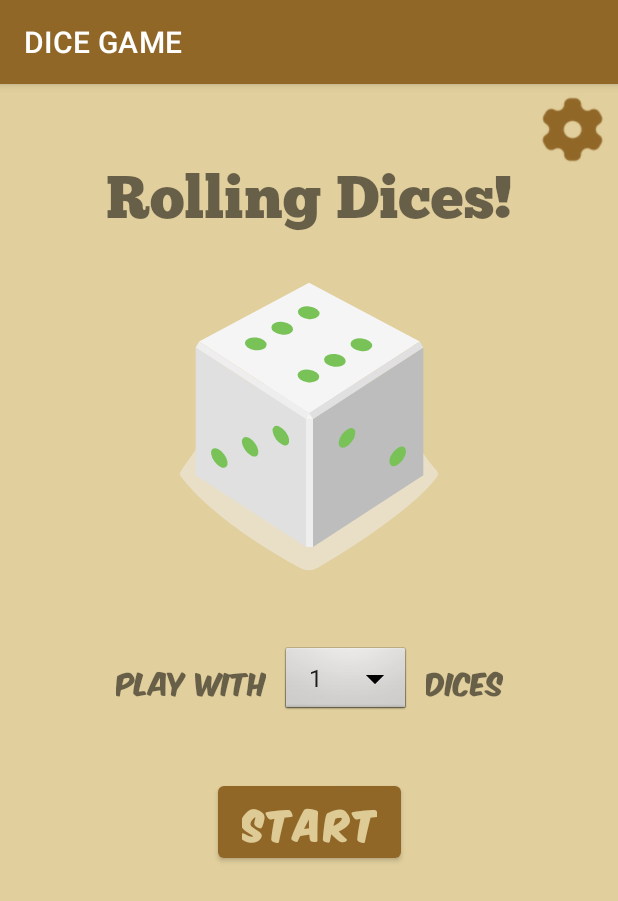
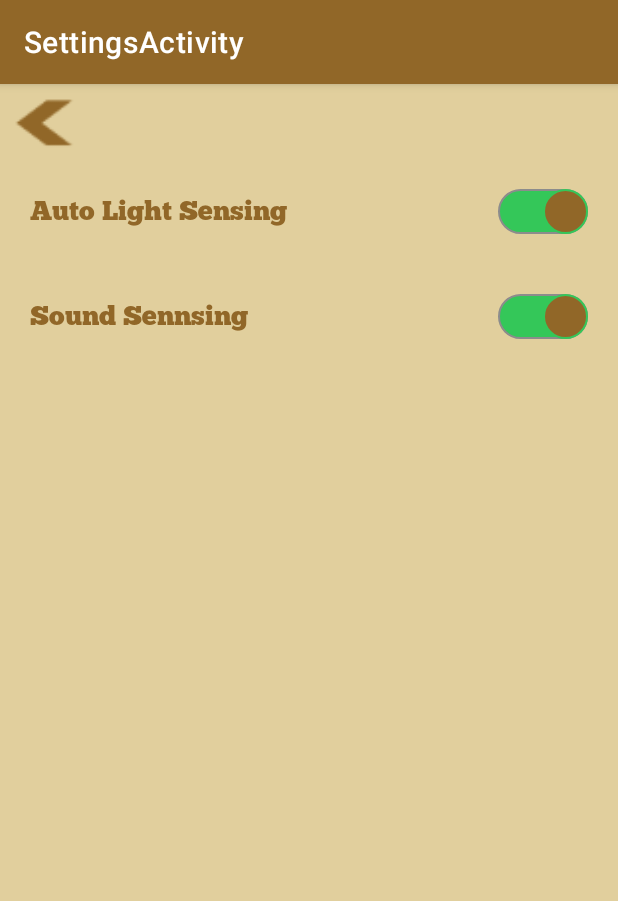
Before and after one commit to COMP90018-team/DiceLogin, an Android app: the screen it shows after launch (MainActivity before the commit, SettingsActivity after it), after a tap on an icon or button, on a phone screen of 412 x 824 dp. Shown: the top 901 px of the screen. Run offline under Robolectric (Android 15) with nearby library versions, the phone set to English and light mode, and no system bars; our stand-ins replace androidx.preference.

Commit message:
Adding the setting page

```diff
--- a/app/build.gradle
+++ b/app/build.gradle
@@ -46,6 +46,7 @@ dependencies {
     implementation 'androidx.lifecycle:lifecycle-viewmodel-ktx:2.5.1'
     implementation 'androidx.navigation:navigation-fragment:2.5.2'
     implementation 'androidx.navigation:navigation-ui:2.5.2'
+    implementation 'androidx.preference:preference:1.1.1'
     testImplementation 'junit:junit:4.13.2'
     androidTestImplementation 'androidx.test.ext:junit:1.1.3'
     androidTestImplementation 'androidx.test.espresso:espresso-core:3.4.0'
--- a/app/src/main/AndroidManifest.xml
+++ b/app/src/main/AndroidManifest.xml
@@ -14,6 +14,10 @@
         android:theme="@style/Theme.MyApplication"
         tools:targetApi="31">
         <activity
+            android:name=".SettingsActivity"
+            android:exported="false"
+            android:label="@string/title_activity_settings" />
+        <activity
             android:name=".DiceGameActivity"
             android:exported="false" />
         <activity
--- a/app/src/main/java/com/example/myapplication/MainActivity.java
+++ b/app/src/main/java/com/example/myapplication/MainActivity.java
@@ -69,6 +69,8 @@ public class MainActivity extends AppCompatActivity implements View.OnClickListe
             case R.id.setting_btn:
                 // do your code
                 System.out.println("setting Clicked!");
+                Intent intent2 = new Intent(MainActivity.this,SettingsActivity.class);
+                startActivity(intent2);
                 break;
             default:
                 break;
--- /dev/null
+++ b/app/src/main/java/com/example/myapplication/SettingsActivity.java
@@ -0,0 +1,73 @@
+package com.example.myapplication;
+
+import android.os.Bundle;
+import android.view.View;
+import android.widget.Button;
+import android.widget.CompoundButton;
+import android.widget.Switch;
+
+import androidx.appcompat.app.ActionBar;
+import androidx.appcompat.app.AppCompatActivity;
+import androidx.appcompat.widget.SwitchCompat;
+import androidx.preference.PreferenceFragmentCompat;
+
+public class SettingsActivity extends AppCompatActivity {
+
+    @Override
+    protected void onCreate(Bundle savedInstanceState) {
+        super.onCreate(savedInstanceState);
+        setContentView(R.layout.settings_activity);
+//        if (savedInstanceState == null) {
+//            getSupportFragmentManager()
+//                    .beginTransaction()
+//                    .replace(R.id.settings, new SettingsFragment())
+//                    .commit();
+//        }
+//        ActionBar actionBar = getSupportActionBar();
+//        if (actionBar != null) {
+//            actionBar.setDisplayHomeAsUpEnabled(true);
+//        }
+
+        //光感开关检查
+        Switch lightS = findViewById(R.id.autoLightS);
+        lightS.setOnCheckedChangeListener(new CompoundButton.OnCheckedChangeListener() {
+            @Override
+            public void onCheckedChanged(CompoundButton buttonView, boolean isChecked) {
+                if(isChecked){
+                    System.out.println("AutoLight sensing is on!");
+                }
+                else{
+                    System.out.println("AutoLight sensing is off");
+                }
+            }
+        });
+
+        //声感开关检查
+        Switch soundS = findViewById(R.id.soundS);
+        soundS.setOnCheckedChangeListener(new CompoundButton.OnCheckedChangeListener() {
+            @Override
+            public void onCheckedChanged(CompoundButton buttonView, boolean isChecked) {
+                if(isChecked){
+                    System.out.println("Sound sensing is on!");
+                }
+                else{
+                    System.out.println("Sound sensing is off");
+                }
+            }
+        });
+
+
+        // 返回按钮
+        Button btnBack = findViewById(R.id.btn_back);
+        btnBack.setOnClickListener(v ->
+                finish()
+        );
+    }
+
+    public static class SettingsFragment extends PreferenceFragmentCompat {
+        @Override
+        public void onCreatePreferences(Bundle savedInstanceState, String rootKey) {
+            setPreferencesFromResource(R.xml.root_preferences, rootKey);
+        }
+    }
+}
--- /dev/null
+++ b/app/src/main/res/drawable/thumb.xml
@@ -0,0 +1,25 @@
+<?xml version="1.0" encoding="utf-8"?>
+<selector xmlns:android="http://schemas.android.com/apk/res/android">
+
+    <item android:state_checked="true">
+        <shape android:shape="oval">
+            <solid android:color="@color/cream_300"/>
+            <stroke android:width="1dp"
+                android:color="#34c759"/>
+            <size android:width="30dp"
+                android:height="30dp"/>
+        </shape>
+    </item>
+
+    <item android:state_checked="false">
+        <shape android:shape="oval">
+            <solid android:color="@color/cream_300"/>
+            <stroke android:width="1dp"
+                android:color="#8c8c8c"/>
+            <size android:width="30dp"
+                android:height="30dp"/>
+        </shape>
+    </item>
+
+
+</selector>
--- /dev/null
+++ b/app/src/main/res/drawable/track.xml
@@ -0,0 +1,24 @@
+<?xml version="1.0" encoding="utf-8"?>
+<selector xmlns:android="http://schemas.android.com/apk/res/android">
+
+    <item android:state_checked="true">
+        <shape android:shape="rectangle">
+            <solid android:color="#34c759"/>
+            <corners android:radius="100dp"/>
+            <stroke android:width="1dp"
+                android:color="#8c8c8c"/>
+            <size android:height="20dp"/>
+        </shape>
+    </item>
+
+    <item android:state_checked="false">
+        <shape android:shape="rectangle">
+            <solid android:color="@color/white"/>
+            <corners android:radius="100dp"/>
+            <stroke android:width="1dp"
+                android:color="#8c8c8c"/>
+            <size android:height="20dp"/>
+        </shape>
+    </item>
+
+</selector>
--- /dev/null
+++ b/app/src/main/res/layout/settings_activity.xml
@@ -0,0 +1,65 @@
+<?xml version="1.0" encoding="utf-8"?>
+<androidx.constraintlayout.widget.ConstraintLayout xmlns:android="http://schemas.android.com/apk/res/android"
+    xmlns:app="http://schemas.android.com/apk/res-auto"
+    xmlns:tools="http://schemas.android.com/tools"
+    android:layout_width="match_parent"
+    android:layout_height="match_parent"
+    android:layout_gravity="center_vertical"
+    android:background="@color/cream_000"
+    tools:context=".SettingsActivity">
+
+    <!-- 返回按钮 -->
+    <Button
+        android:id="@+id/btn_back"
+        android:layout_width="50dp"
+        android:layout_height="50dp"
+        android:background="@mipmap/ic_back"
+        app:layout_constraintStart_toStartOf="parent"
+        app:layout_constraintTop_toTopOf="parent"/>
+
+    <!-- 开关列表 -->
+    <LinearLayout
+        android:layout_width="match_parent"
+        android:layout_height="wrap_content"
+        android:orientation="vertical"
+        app:layout_constraintTop_toBottomOf="@id/btn_back">
+
+        <!--        光感开关         -->
+        <Switch
+            android:id="@+id/autoLightS"
+            android:layout_width="match_parent"
+            android:layout_height="match_parent"
+            android:layout_alignParentBottom="true"
+            android:text="Auto Light Sensing"
+            android:fontFamily="@font/chunkfiveregular"
+            android:textColor="@color/cream_300"
+            android:textSize="18sp"
+            android:layout_marginHorizontal="20dp"
+            android:thumb="@drawable/thumb"
+            android:track="@drawable/track"
+            android:checked="true"
+            android:layout_marginVertical="20dp" />
+
+        <Switch
+            android:id="@+id/soundS"
+            android:layout_width="match_parent"
+            android:layout_height="match_parent"
+            android:layout_alignParentBottom="true"
+            android:text="Sound Sennsing"
+            android:fontFamily="@font/chunkfiveregular"
+            android:textColor="@color/cream_300"
+            android:textSize="18sp"
+            android:layout_marginHorizontal="20dp"
+            android:thumb="@drawable/thumb"
+            android:track="@drawable/track"
+            android:checked="true"
+            android:layout_marginVertical="20dp" />
+
+
+
+    </LinearLayout>
+
+
+
+
+</androidx.constraintlayout.widget.ConstraintLayout>
--- /dev/null
+++ b/app/src/main/res/values/arrays.xml
@@ -0,0 +1,12 @@
+<resources>
+    <!-- Reply Preference -->
+    <string-array name="reply_entries">
+        <item>Reply</item>
+        <item>Reply to all</item>
+    </string-array>
+
+    <string-array name="reply_values">
+        <item>reply</item>
+        <item>reply_all</item>
+    </string-array>
+</resources>
--- a/app/src/main/res/values/colors.xml
+++ b/app/src/main/res/values/colors.xml
@@ -12,4 +12,5 @@
     <color name="cream_200">#C6916728</color>
     <color name="cream_300">#FF916728</color>
     <color name="d">#B40000</color>
+    <color name="s">#E08D5D</color>
 </resources>
--- a/app/src/main/res/values/strings.xml
+++ b/app/src/main/res/values/strings.xml
@@ -11,4 +11,20 @@
     <string name="shake_button">SHAKE</string>
     <string name="cover_button">COVER</string>
     <string name="num_dices_text_1">Playing with </string>
+    <string name="title_activity_settings">SettingsActivity</string>
+
+    <!-- Preference Titles -->
+    <string name="messages_header">Messages</string>
+    <string name="sync_header">Sync</string>
+
+    <!-- Messages Preferences -->
+    <string name="signature_title">Your signature</string>
+    <string name="reply_title">Default reply action</string>
+
+    <!-- Sync Preferences -->
+    <string name="sync_title">Sync email periodically</string>
+    <string name="attachment_title">Download incoming attachments</string>
+    <string name="attachment_summary_on">Automatically download attachments for incoming emails
+    </string>
+    <string name="attachment_summary_off">Only download attachments when manually requested</string>
 </resources>
--- /dev/null
+++ b/app/src/main/res/xml/root_preferences.xml
@@ -0,0 +1,35 @@
+<PreferenceScreen xmlns:app="http://schemas.android.com/apk/res-auto">
+
+    <PreferenceCategory app:title="@string/messages_header">
+
+        <EditTextPreference
+            app:key="signature"
+            app:title="@string/signature_title"
+            app:useSimpleSummaryProvider="true" />
+
+        <ListPreference
+            app:defaultValue="reply"
+            app:entries="@array/reply_entries"
+            app:entryValues="@array/reply_values"
+            app:key="reply"
+            app:title="@string/reply_title"
+            app:useSimpleSummaryProvider="true" />
+
+    </PreferenceCategory>
+
+    <PreferenceCategory app:title="@string/sync_header">
+
+        <SwitchPreferenceCompat
+            app:key="sync"
+            app:title="@string/sync_title" />
+
+        <SwitchPreferenceCompat
+            app:dependency="sync"
+            app:key="attachment"
+            app:summaryOff="@string/attachment_summary_off"
+            app:summaryOn="@string/attachment_summary_on"
+            app:title="@string/attachment_title" />
+
+    </PreferenceCategory>
+
+</PreferenceScreen>
```
